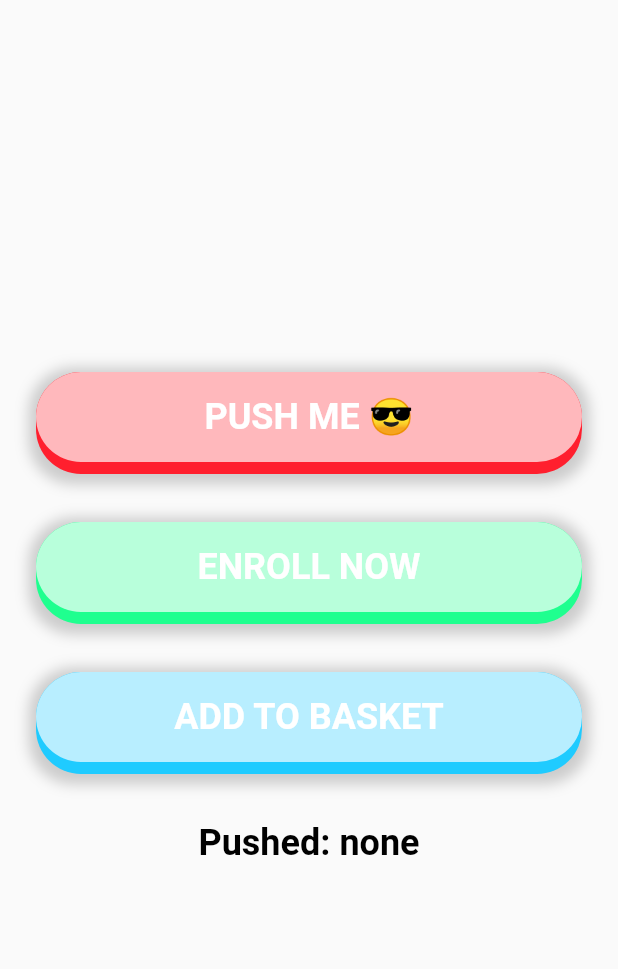
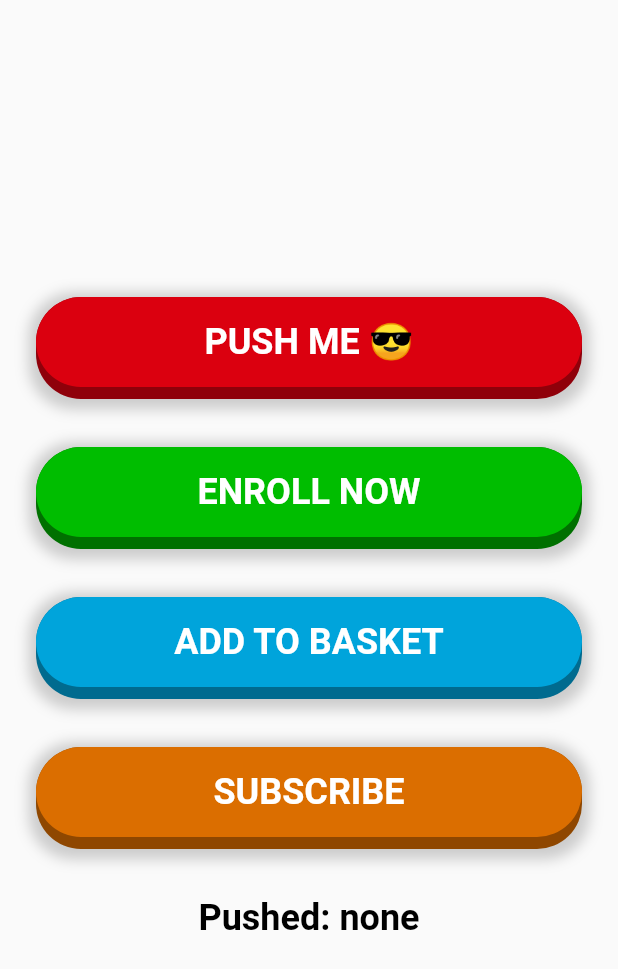
Before and after one commit to bizz84/pushable_button, a Flutter app: the screen it shows after launch, on a phone screen of 412 x 824 dp. Shown: the top 969 px of the screen. Run offline on Flutter 3.47's test engine with Material 2 defaults, Android fonts, the phone set to English and light mode, and no system bars.

Commit message:
Tweak HSL values

```diff
--- a/example/lib/main.dart
+++ b/example/lib/main.dart
@@ -48,7 +48,7 @@ class _MyHomePageState extends State<MyHomePage> {
                 child: Text('PUSH ME 😎', style: textStyle),
                 height: 60,
                 elevation: 8,
-                hslColor: HSLColor.fromAHSL(1.0, 356, 1.0, 0.86),
+                hslColor: HSLColor.fromAHSL(1.0, 356, 1.0, 0.43),
                 shadow: shadow,
                 onPressed: () => setState(() => _selection = '1'),
               ),
@@ -57,7 +57,7 @@ class _MyHomePageState extends State<MyHomePage> {
                 child: Text('ENROLL NOW', style: textStyle),
                 height: 60,
                 elevation: 8,
-                hslColor: HSLColor.fromAHSL(1.0, 150, 1.0, 0.86),
+                hslColor: HSLColor.fromAHSL(1.0, 120, 1.0, 0.37),
                 shadow: shadow,
                 onPressed: () => setState(() => _selection = '2'),
               ),
@@ -66,9 +66,18 @@ class _MyHomePageState extends State<MyHomePage> {
                 child: Text('ADD TO BASKET', style: textStyle),
                 height: 60,
                 elevation: 8,
-                hslColor: HSLColor.fromAHSL(1.0, 194, 1.0, 0.86),
+                hslColor: HSLColor.fromAHSL(1.0, 195, 1.0, 0.43),
                 shadow: shadow,
                 onPressed: () => setState(() => _selection = '3'),
+              ),
+              SizedBox(height: 32),
+              PushableButton(
+                child: Text('SUBSCRIBE', style: textStyle),
+                height: 60,
+                elevation: 8,
+                hslColor: HSLColor.fromAHSL(1.0, 30, 1.0, 0.43),
+                shadow: shadow,
+                onPressed: () => setState(() => _selection = '4'),
               ),
               SizedBox(height: 32),
               Text(
--- a/lib/pushable_button.dart
+++ b/lib/pushable_button.dart
@@ -117,7 +117,7 @@ class _PushableButtonState extends AnimationControllerState<PushableButton> {
                 final top = animationController.value * widget.elevation;
                 final hslColor = widget.hslColor;
                 final bottomHslColor =
-                    hslColor.withLightness(hslColor.lightness - 0.3);
+                    hslColor.withLightness(hslColor.lightness - 0.15);
                 return Stack(
                   children: [
                     // Draw bottom layer first
```
